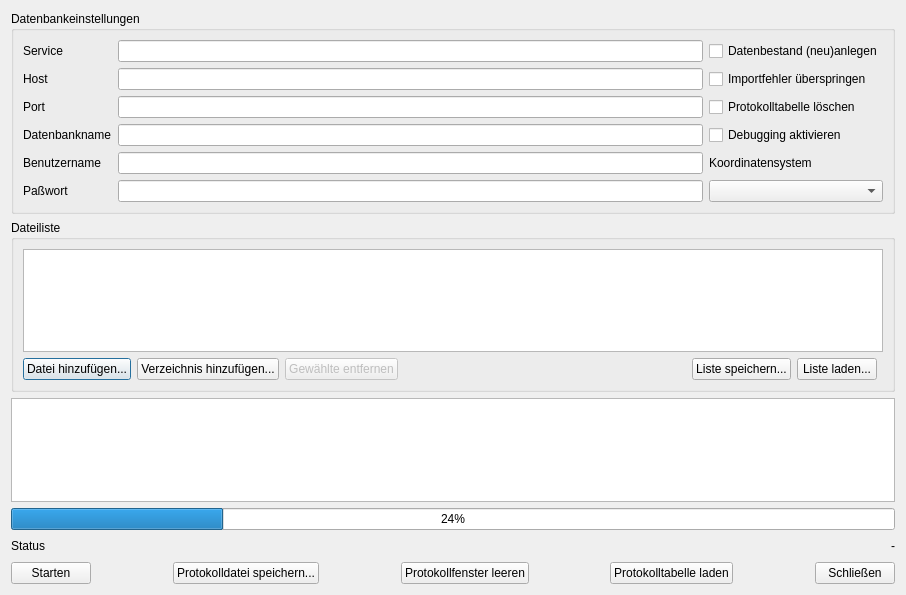
This is alkisImportDlg.ui in norBIT/alkisimport as Qt 5 draws it before an edit. The edited form follows.
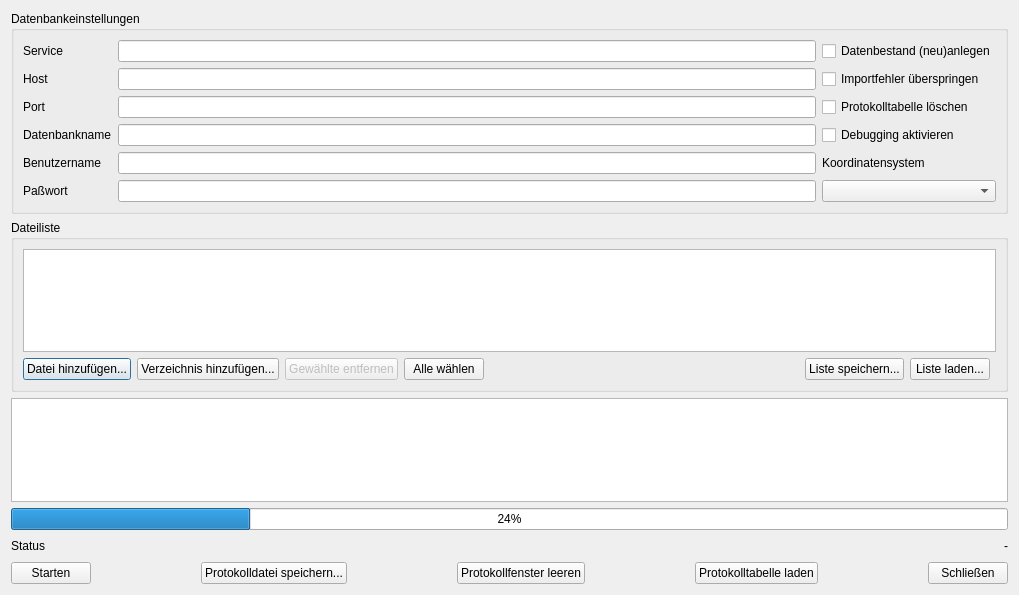
This is the edited form.

Commit message: alkisImport.py: - Mehrfachauswahl bei "Verzeichnis wählen" abfangen - Mehrzeilige Einträge ins Protokollfenster in Einzelzeilen zerlegen - Protokolldatei wird UTF-8 kodiert gespeichern. - Fensterposition wiederherstellen - "Alle wählen" um alle Dateien der Liste zu wählen (alternativ zu Strg+A) - Laden des Logs aus der Datenbank beschleunigt.

What changed in the file:
```diff
--- a/alkisImportDlg.ui
+++ b/alkisImportDlg.ui
@@ -6,7 +6,7 @@
    <rect>
     <x>0</x>
     <y>0</y>
-    <width>906</width>
+    <width>1019</width>
     <height>595</height>
    </rect>
   </property>
@@ -200,6 +200,16 @@
           </property>
          </widget>
         </item>
+        <item>
+         <widget class="QPushButton" name="pbSelectAll">
+          <property name="enabled">
+           <bool>true</bool>
+          </property>
+          <property name="text">
+           <string>Alle wählen</string>
+          </property>
+         </widget>
+        </item>
         <item>
          <spacer name="horizontalSpacer_5">
           <property name="orientation">
```
Left out of the diff: 1 changed line with no effect on the pictures. The commit also changes 1 other file.
